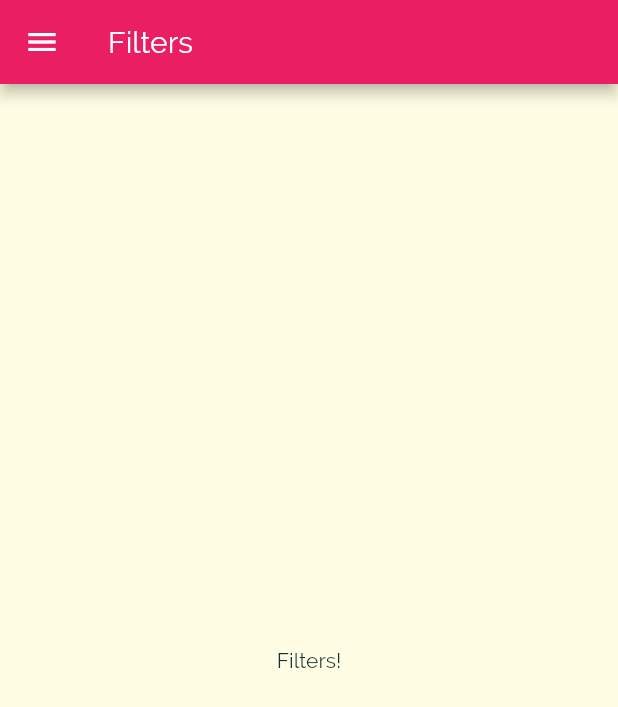
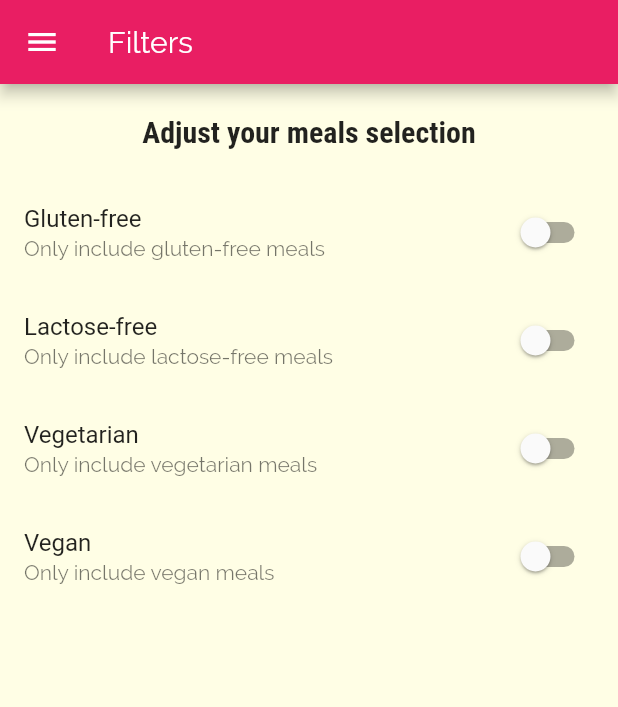
Before and after one commit to aaroncrutchfield/meals_app, a Flutter app: the FiltersScreen screen opened by its route, on a phone screen of 412 x 824 dp. Shown: the top 707 px of the screen. Run offline on Flutter 3.47's test engine with Material 2 defaults, Android fonts, the phone set to English and light mode, and no system bars.

Commit message:
Adding filter switches

```diff
--- a/lib/screens/filters_screen.dart
+++ b/lib/screens/filters_screen.dart
@@ -1,15 +1,79 @@
 import 'package:flutter/material.dart';
 import 'package:meals_app/widgets/main_drawer.dart';
 
-class FiltersScreen extends StatelessWidget {
+class FiltersScreen extends StatefulWidget {
   static const ROUTE = '/filter';
+
+  @override
+  _FiltersScreenState createState() => _FiltersScreenState();
+}
+
+class _FiltersScreenState extends State<FiltersScreen> {
+  bool _glutenFree = false;
+  bool _lactoseFree = false;
+  bool _vegetarian = false;
+  bool _vegan = false;
+
+  Widget _buildSwitchListTile({@required String title,
+      @required String description,
+      @required bool currentValue,
+      @required Function update}) {
+    return SwitchListTile(
+      title: Text(title),
+      value: currentValue,
+      subtitle: Text(description),
+      onChanged: update,
+    );
+  }
 
   @override
   Widget build(BuildContext context) {
     return Scaffold(
-	    appBar: AppBar(title: Text('Filters'),),
+      appBar: AppBar(
+        title: Text('Filters'),
+      ),
       drawer: MainDrawer(),
-      body: Center(child: Text('Filters!')),
+      body: Column(
+        children: <Widget>[
+          Container(
+            padding: EdgeInsets.all(20),
+            child: Text(
+              'Adjust your meals selection',
+              style: Theme.of(context).textTheme.headline6,
+            ),
+          ),
+          Expanded(
+            child: ListView(
+              children: <Widget>[
+                _buildSwitchListTile(
+                  title: 'Gluten-free',
+                  description: 'Only include gluten-free meals',
+                  currentValue: _glutenFree,
+                  update: (newValue) => setState(() => _glutenFree = newValue),
+                ),
+                _buildSwitchListTile(
+                  title: 'Lactose-free',
+                  description: 'Only include lactose-free meals',
+                  currentValue: _lactoseFree,
+                  update: (newValue) => setState(() => _lactoseFree = newValue),
+                ),
+                _buildSwitchListTile(
+                  title: 'Vegetarian',
+                  description: 'Only include vegetarian meals',
+                  currentValue: _vegetarian,
+                  update: (newValue) => setState(() => _vegetarian = newValue),
+                ),
+                _buildSwitchListTile(
+                  title: 'Vegan',
+                  description: 'Only include vegan meals',
+                  currentValue: _vegan,
+                  update: (newValue) => setState(() => _vegan = newValue),
+                ),
+              ],
+            ),
+          )
+        ],
+      ),
     );
   }
 }
```
Also changed, not shown: lib/screens/category_meals_screen.dart (+38 -12 lines), lib/screens/meal_details_screen.dart (+7 -1 lines), lib/widgets/meal_item.dart (+10 -2 lines).
